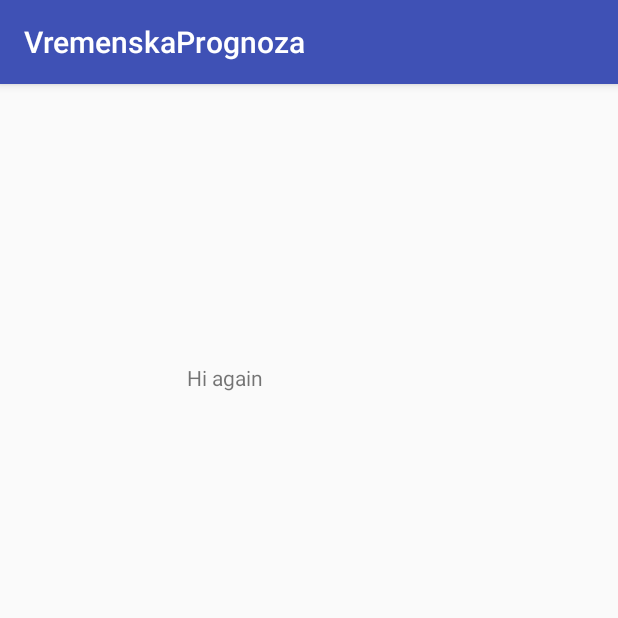
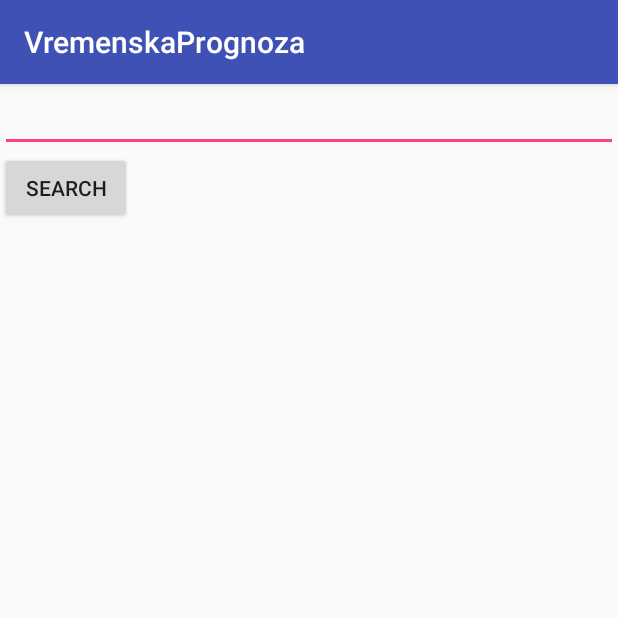
Before and after one commit to amarhalilovic96/Vremenska-Prognoza, an Android app: the screen it shows after launch (MainActivity), on a phone screen of 412 x 824 dp, the top half of it. Run offline under Robolectric (Android 15) with nearby library versions, the phone set to English and light mode, and no system bars.

Commit message:
Some fixes 2

```diff
--- a/app/build.gradle
+++ b/app/build.gradle
@@ -23,6 +23,7 @@ dependencies {
     implementation 'com.android.support:appcompat-v7:28.0.0-alpha3'
     implementation 'com.android.support.constraint:constraint-layout:1.1.2'
     testImplementation 'junit:junit:4.12'
+    implementation 'com.squareup.retrofit2:retrofit:2.4.0'
     androidTestImplementation 'com.android.support.test:runner:1.0.2'
     androidTestImplementation 'com.android.support.test.espresso:espresso-core:3.0.2'
 }
--- /dev/null
+++ b/app/src/main/java/com/example/grupa1/vremenskaprognoza/Example.java
@@ -0,0 +1,22 @@
+package com.example.grupa1.vremenskaprognoza;
+
+public class Example {
+
+
+    @SerializedName("weather")
+    @Expose
+    private List<Weather> weather = null;
+
+
+    public class Weather {
+
+
+        @SerializedName("main")
+        @Expose
+        private String main;
+        @SerializedName("description")
+        @Expose
+        private String description;
+
+    }
+}
--- a/app/src/main/res/layout/activity_main.xml
+++ b/app/src/main/res/layout/activity_main.xml
@@ -1,25 +1,24 @@
 <?xml version="1.0" encoding="utf-8"?>
-<RelativeLayout
+
+<LinearLayout
     xmlns:android="http://schemas.android.com/apk/res/android"
     xmlns:app="http://schemas.android.com/apk/res-auto"
     xmlns:tools="http://schemas.android.com/tools"
-    android:layout_width="300dp"
-    android:layout_height="wrap_content"
-    android:layout_marginTop="100dp"
-    android:layout_marginBottom="100dp"
-    android:orientation="vertical"
-    tools:context=".MainActivity">
+    android:layout_width="match_parent"
+    android:layout_height="match_parent"
+    tools:context=".MainActivity"
+    android:orientation="vertical">
 
-    <TextView
-        android:id="@+id/nekiTekst"
+    <EditText
+        android:id="@+id/edittekst"
         android:layout_width="match_parent"
-        android:layout_height="192dp"
-        android:text="Hi again"
-        android:gravity="center"
-        android:layout_centerInParent="true"
-        app:layout_constraintBottom_toBottomOf="parent"
-        app:layout_constraintLeft_toLeftOf="parent"
-        app:layout_constraintRight_toRightOf="parent"
-        app:layout_constraintTop_toTopOf="parent" />
+        android:layout_height="wrap_content" />
 
-</RelativeLayout>
+    <Button
+        android:layout_width="wrap_content"
+        android:layout_height="wrap_content"
+        android:layout_alignParentStart="true"
+        android:layout_alignParentTop="true"
+        android:text="Search" />
+
+</LinearLayout>
```
